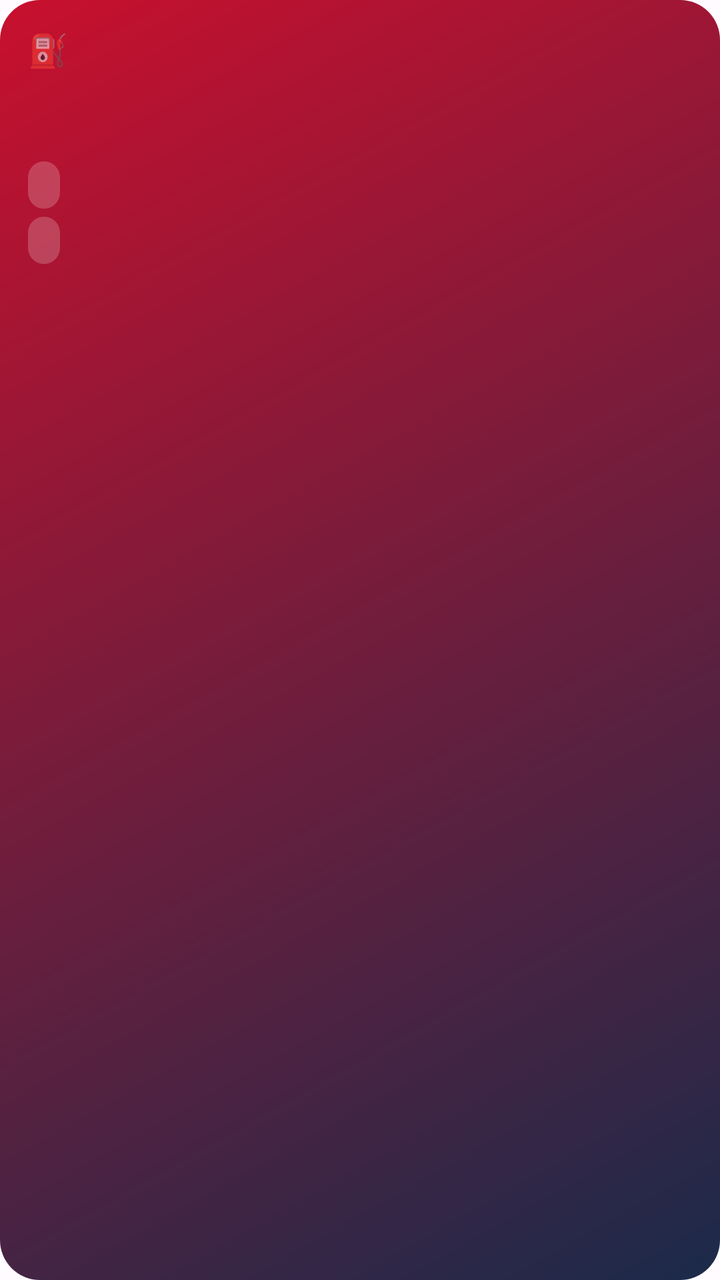
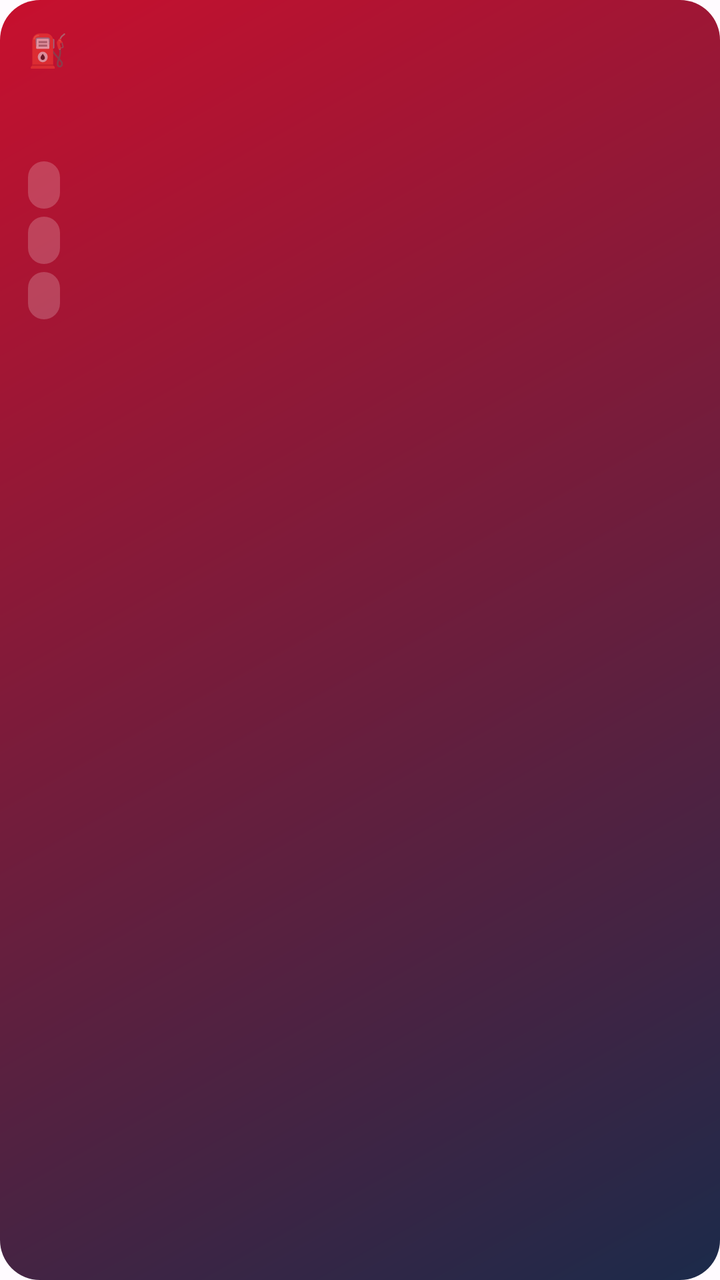

Screens rendered from an Android XML layout before and after an edit, with the pre-edit source and the edit as a unified diff.
<!-- AndroidManifest.xml: application theme Theme.ToyotaCompanion -->
<!-- res/layout/widget_consumption.xml -->
<?xml version="1.0" encoding="utf-8"?>
<LinearLayout xmlns:android="http://schemas.android.com/apk/res/android"
    android:id="@+id/widget_root"
    android:layout_width="match_parent"
    android:layout_height="match_parent"
    android:background="@drawable/widget_background"
    android:orientation="vertical"
    android:padding="14dp">

    <LinearLayout
        android:layout_width="match_parent"
        android:layout_height="wrap_content"
        android:gravity="center_vertical"
        android:orientation="horizontal">

        <TextView
            android:layout_width="wrap_content"
            android:layout_height="wrap_content"
            android:layout_marginEnd="6dp"
            android:importantForAccessibility="no"
            android:text="@string/widget_fuel_emoji"
            android:textSize="16sp" />

        <TextView
            android:id="@+id/widget_title"
            android:layout_width="match_parent"
            android:layout_height="wrap_content"
            android:textColor="#FFD9DE"
            android:textSize="12sp"
            android:textStyle="bold" />
    </LinearLayout>

    <TextView
        android:id="@+id/widget_main"
        android:layout_width="match_parent"
        android:layout_height="wrap_content"
        android:layout_marginTop="4dp"
        android:textColor="#FFFFFF"
        android:textSize="26sp"
        android:textStyle="bold" />

    <TextView
        android:id="@+id/widget_line2"
        android:layout_width="wrap_content"
        android:layout_height="wrap_content"
        android:layout_marginTop="6dp"
        android:background="@drawable/widget_chip"
        android:paddingHorizontal="8dp"
        android:paddingVertical="3dp"
        android:textColor="#B9F6CA"
        android:textSize="13sp" />

    <TextView
        android:id="@+id/widget_line3"
        android:layout_width="wrap_content"
        android:layout_height="wrap_content"
        android:layout_marginTop="4dp"
        android:background="@drawable/widget_chip"
        android:paddingHorizontal="8dp"
        android:paddingVertical="3dp"
        android:textColor="#FFE082"
        android:textSize="13sp" />
</LinearLayout>
<!-- resources referenced by this layout -->
<resources>
  <!-- drawable widget_background (drawable) -->
  <?xml version="1.0" encoding="utf-8"?>
  <shape xmlns:android="http://schemas.android.com/apk/res/android" android:shape="rectangle">
      <gradient
          android:angle="315"
          android:endColor="#FF1B2A4A"
          android:startColor="#FFC8102E"
          android:type="linear" />
      <corners android:radius="20dp" />
  </shape>
  <!-- drawable widget_chip (drawable) -->
  <?xml version="1.0" encoding="utf-8"?>
  <shape xmlns:android="http://schemas.android.com/apk/res/android" android:shape="rectangle">
      <solid android:color="#33FFFFFF" />
      <corners android:radius="12dp" />
  </shape>
  <string name="widget_fuel_emoji" translatable="false">⛽</string>
  <style name="Theme.ToyotaCompanion" parent="android:Theme.Material.Light.NoActionBar">
          <item name="android:windowBackground">@color/window_background</item>
          <item name="android:statusBarColor">@android:color/transparent</item>
          <item name="android:navigationBarColor">@android:color/transparent</item>
          <item name="android:windowLightStatusBar">true</item>
          <item name="android:windowLightNavigationBar">true</item>
      </style>
  <color name="window_background">#FFFBFF</color>
</resources>

<!-- the commit's change to res/layout/widget_consumption.xml (unified diff, before → after) -->
@@ -60,4 +60,15 @@
         android:paddingVertical="3dp"
         android:textColor="#FFE082"
         android:textSize="13sp" />
+
+    <TextView
+        android:id="@+id/widget_line4"
+        android:layout_width="wrap_content"
+        android:layout_height="wrap_content"
+        android:layout_marginTop="4dp"
+        android:background="@drawable/widget_chip"
+        android:paddingHorizontal="8dp"
+        android:paddingVertical="3dp"
+        android:textColor="#B9F6CA"
+        android:textSize="13sp" />
 </LinearLayout>
